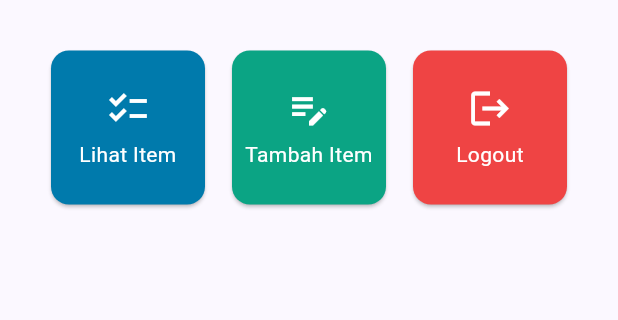
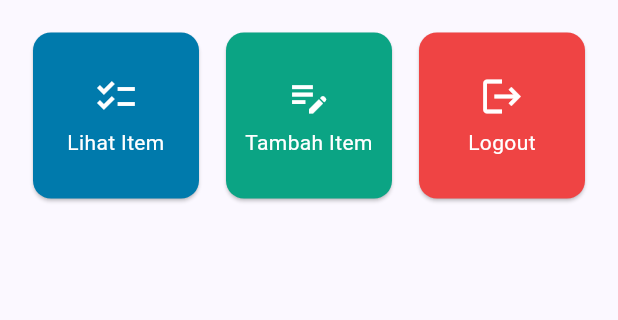
Before and after one commit to RobertBenyamin/DekatriaMart-Warehouse-Mobile, a Flutter app: the screen it shows after launch, in the side drawer, after a tap on "Lihat Item", on a phone screen of 412 x 824 dp, the part 179-499 px from its top. Run offline on Flutter 3.47's test engine with Material 2 defaults, Android fonts, the light colour scheme and no system bars.

Commit message:
feat: create list items

```diff
--- a/lib/screens/menu.dart
+++ b/lib/screens/menu.dart
@@ -1,5 +1,6 @@
 import 'package:flutter/material.dart';
 import 'package:dekatriamart_warehouse/widgets/shop_item.dart';
+import 'package:dekatriamart_warehouse/screens/item_list.dart';
 import 'package:dekatriamart_warehouse/screens/item_form.dart';
 import 'package:dekatriamart_warehouse/widgets/left_drawer.dart';
 
@@ -47,7 +48,7 @@ class MyHomePage extends StatelessWidget {
               GridView.count(
                 // Container pada card kita.
                 primary: true,
-                padding: const EdgeInsets.all(20),
+                padding: const EdgeInsets.all(8),
                 crossAxisSpacing: 10,
                 mainAxisSpacing: 10,
                 crossAxisCount: 3,
@@ -84,6 +85,11 @@ class ShopCard extends StatelessWidget {
                 content: Text("Kamu telah menekan tombol ${item.name}!")));
 
           // Navigate ke route yang sesuai (tergantung jenis tombol)
+          if (item.name == "Lihat Item") {
+            Navigator.push(context, MaterialPageRoute(builder: (context) {
+              return const ItemListPage();
+            }));
+          }
           if (item.name == "Tambah Item") {
             Navigator.push(context, MaterialPageRoute(builder: (context) {
               return const ItemFormPage();
--- /dev/null
+++ b/lib/widgets/item.dart
@@ -0,0 +1,15 @@
+class Item {
+  String name;
+  int amount;
+  int price;
+  String description;
+
+  Item({
+    required this.name,
+    required this.amount,
+    required this.price,
+    required this.description,
+  });
+}
+
+List<Item> items = [];
--- a/lib/widgets/left_drawer.dart
+++ b/lib/widgets/left_drawer.dart
@@ -1,5 +1,6 @@
 import 'package:flutter/material.dart';
 import 'package:dekatriamart_warehouse/screens/menu.dart';
+import 'package:dekatriamart_warehouse/screens/item_list.dart';
 import 'package:dekatriamart_warehouse/screens/item_form.dart';
 
 class LeftDrawer extends StatelessWidget {
@@ -51,6 +52,16 @@ class LeftDrawer extends StatelessWidget {
             },
           ),
           ListTile(
+            leading: const Icon(Icons.checklist),
+            title: const Text('Lihat Item'),
+            // Bagian redirection ke ShopFormPage
+            onTap: () {
+              Navigator.push(context, MaterialPageRoute(builder: (context) {
+                return const ItemListPage();
+              }));
+            },
+          ),
+          ListTile(
             leading: const Icon(Icons.edit_note),
             title: const Text('Tambah Item'),
             // Bagian redirection ke ShopFormPage
```
Also changed, not shown: lib/screens/item_form.dart (+21 -7 lines), lib/screens/item_list.dart (added, +122 -0 lines).
